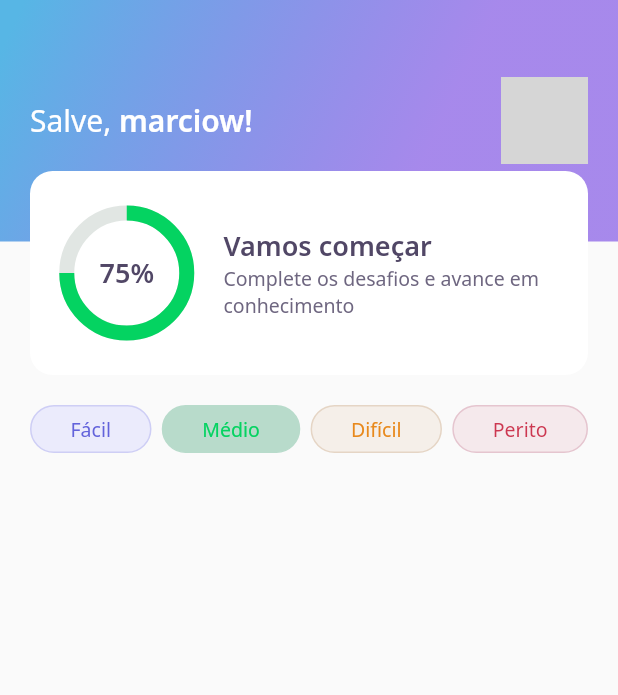
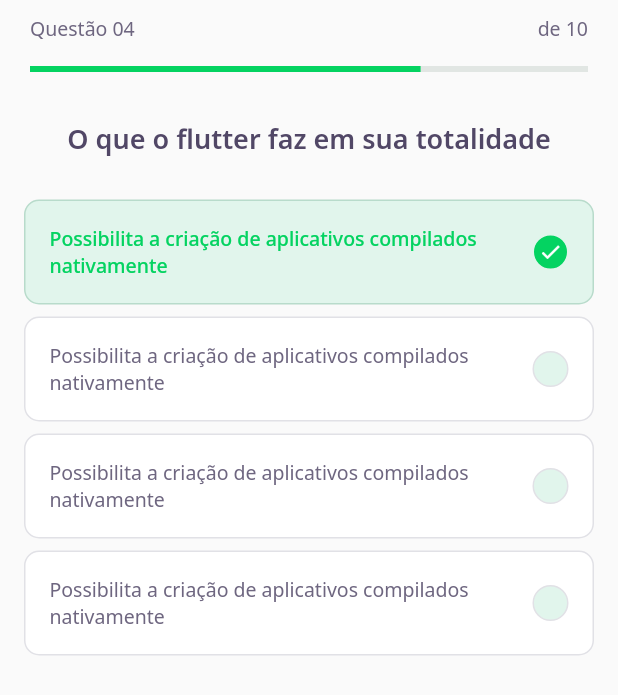
Before and after one commit to mrodriguesfilho/devquiz, a Flutter app: the screen it shows after launch, on a phone screen of 412 x 824 dp. Shown: the top 695 px of the screen. Run offline on Flutter 3.47's test engine with Material 2 defaults, Android fonts, the phone set to English and light mode, and no system bars; our stand-ins replace google_fonts; grey boxes are pictures that could not be loaded.

Commit message:
Day 2 done

```diff
--- /dev/null
+++ b/lib/challenge/challenge_page.dart
@@ -0,0 +1,26 @@
+import 'package:DevQuiz/challenge/widgets/question_indicator/question_indicator_widget.dart';
+import 'package:DevQuiz/challenge/widgets/quiz/quiz_widget.dart';
+import 'package:flutter/material.dart';
+
+class ChallengePage extends StatefulWidget {
+  ChallengePage({Key? key}) : super(key: key);
+
+  @override
+  _ChallengePageState createState() => _ChallengePageState();
+}
+
+class _ChallengePageState extends State<ChallengePage> {
+  @override
+  Widget build(BuildContext context) {
+    return Scaffold(
+      appBar: PreferredSize(
+        preferredSize: Size.fromHeight(80),
+        child: SafeArea(
+          top: true,
+          child: QuestionIndicatorWidget(),
+        ),
+      ),
+      body: QuizWidget(title: "O que o flutter faz em sua totalidade"),
+    );
+  }
+}
--- /dev/null
+++ b/lib/challenge/widgets/answer/answer_widget.dart
@@ -0,0 +1,80 @@
+import 'package:DevQuiz/core/app_colors.dart';
+import 'package:DevQuiz/core/app_text_styles.dart';
+import 'package:flutter/material.dart';
+
+class AnswerWidget extends StatelessWidget {
+  final String title;
+  final bool isRight;
+  final bool isSelected;
+
+  const AnswerWidget({
+    Key? key,
+    required this.title,
+    this.isRight = false,
+    this.isSelected = false,
+  }) : super(key: key);
+
+  Color get _selectedColorRight =>
+      isRight ? AppColors.darkGreen : AppColors.darkRed;
+
+  Color get _selectedBorderRight =>
+      isRight ? AppColors.lightGreen : AppColors.lightRed;
+
+  Color get _selectedColorCardRight =>
+      isRight ? AppColors.lightGreen : AppColors.lightRed;
+
+  Color get _selectedBorderCardRight =>
+      isRight ? AppColors.green : AppColors.red;
+
+  TextStyle get _selectedTextStyleRight =>
+      isRight ? AppTextStyles.bodyDarkGreen : AppTextStyles.bodyDarkRed;
+
+  IconData get _selectedIconRight => isRight ? Icons.check : Icons.close;
+
+  @override
+  Widget build(BuildContext context) {
+    return Padding(
+      padding: const EdgeInsets.symmetric(horizontal: 16, vertical: 4),
+      child: Container(
+        padding: const EdgeInsets.all(16),
+        decoration: BoxDecoration(
+            color: isSelected ? _selectedColorCardRight : AppColors.white,
+            borderRadius: BorderRadius.circular(10),
+            border: Border.fromBorderSide(BorderSide(
+                color:
+                    isSelected ? _selectedBorderCardRight : AppColors.border))),
+        child: Row(
+          mainAxisAlignment: MainAxisAlignment.spaceBetween,
+          children: [
+            Expanded(
+              child: Text(
+                title,
+                style:
+                    isSelected ? _selectedTextStyleRight : AppTextStyles.body,
+              ),
+            ),
+            Container(
+              width: 24,
+              height: 24,
+              decoration: BoxDecoration(
+                  color:
+                      isSelected ? _selectedColorRight : AppColors.lightGreen,
+                  borderRadius: BorderRadius.circular(500),
+                  border: Border.fromBorderSide(BorderSide(
+                      color: isSelected
+                          ? _selectedBorderRight
+                          : AppColors.border))),
+              child: isSelected
+                  ? Icon(
+                      _selectedIconRight,
+                      color: Colors.white,
+                      size: 16,
+                    )
+                  : null,
+            )
+          ],
+        ),
+      ),
+    );
+  }
+}
--- /dev/null
+++ b/lib/challenge/widgets/question_indicator/question_indicator_widget.dart
@@ -0,0 +1,34 @@
+import 'package:DevQuiz/core/app_text_styles.dart';
+import 'package:DevQuiz/shared/widgets/progress_indicator/progress_indicator_widget.dart';
+import 'package:flutter/material.dart';
+
+class QuestionIndicatorWidget extends StatelessWidget {
+  const QuestionIndicatorWidget({Key? key}) : super(key: key);
+
+  @override
+  Widget build(BuildContext context) {
+    return Container(
+      child: Padding(
+        padding: const EdgeInsets.symmetric(horizontal: 20, vertical: 10),
+        child: Column(
+          children: [
+            Row(
+              mainAxisAlignment: MainAxisAlignment.spaceBetween,
+              children: [
+                Text(
+                  "Questão 04",
+                  style: AppTextStyles.body,
+                ),
+                Text("de 10", style: AppTextStyles.body),
+              ],
+            ),
+            SizedBox(
+              height: 16,
+            ),
+            ProgressIndicatorWidget(value: 0.7)
+          ],
+        ),
+      ),
+    );
+  }
+}
--- /dev/null
+++ b/lib/challenge/widgets/quiz/quiz_widget.dart
@@ -0,0 +1,39 @@
+import 'package:DevQuiz/challenge/widgets/answer/answer_widget.dart';
+import 'package:DevQuiz/core/app_text_styles.dart';
+import 'package:flutter/material.dart';
+
+class QuizWidget extends StatelessWidget {
+  final String title;
+  const QuizWidget({Key? key, required this.title}) : super(key: key);
+
+  @override
+  Widget build(BuildContext context) {
+    return Container(
+      child: Column(
+        children: [
+          Text(
+            title,
+            style: AppTextStyles.heading,
+          ),
+          SizedBox(
+            height: 24,
+          ),
+          AnswerWidget(
+              isRight: true,
+              isSelected: true,
+              title:
+                  "Possibilita a criação de aplicativos compilados nativamente"),
+          AnswerWidget(
+              title:
+                  "Possibilita a criação de aplicativos compilados nativamente"),
+          AnswerWidget(
+              title:
+                  "Possibilita a criação de aplicativos compilados nativamente"),
+          AnswerWidget(
+              title:
+                  "Possibilita a criação de aplicativos compilados nativamente"),
+        ],
+      ),
+    );
+  }
+}
--- a/lib/core/app_widget.dart
+++ b/lib/core/app_widget.dart
@@ -1,3 +1,4 @@
+import 'package:DevQuiz/challenge/challenge_page.dart';
 import 'package:DevQuiz/home/home_page.dart';
 import 'package:flutter/material.dart';
 
@@ -6,7 +7,7 @@ class AppWidget extends StatelessWidget {
   Widget build(BuildContext context) {
     return MaterialApp(
       title: "DevQuiz",
-      home: HomePage(),
+      home: ChallengePage(),
     );
   }
 }
--- a/lib/home/home_page.dart
+++ b/lib/home/home_page.dart
@@ -1,5 +1,6 @@
 import 'package:DevQuiz/home/widgets/app_bar/app_bar_widget.dart';
 import 'package:DevQuiz/home/widgets/level_button/level_button_widget.dart';
+import 'package:DevQuiz/home/widgets/quiz_card/quiz_card_widget.dart';
 import 'package:flutter/material.dart';
 
 class HomePage extends StatefulWidget {
@@ -15,8 +16,13 @@ class _HomePageState extends State<HomePage> {
     return Scaffold(
         appBar: AppBarWidget(),
         body: Padding(
-          padding: const EdgeInsets.symmetric(horizontal: 20, vertical: 20),
-          child: Row(
+          padding: const EdgeInsets.symmetric(horizontal: 21),
+          child: Column(
+            children: [
+              SizedBox(
+                height: 12,
+              ),
+              Row(
                 mainAxisAlignment: MainAxisAlignment.spaceBetween,
                 children: [
                   LevelButtonWidget(
@@ -31,6 +37,24 @@ class _HomePageState extends State<HomePage> {
                   LevelButtonWidget(label: "Perito"),
                 ],
               ),
+              SizedBox(
+                height: 8,
+              ),
+              Expanded(
+                child: GridView.count(
+                  crossAxisSpacing: 0,
+                  mainAxisSpacing: 5,
+                  crossAxisCount: 2,
+                  children: [
+                    QuizCardWidget(),
+                    QuizCardWidget(),
+                    QuizCardWidget(),
+                    QuizCardWidget(),
+                  ],
+                ),
+              )
+            ],
+          ),
         ));
   }
 }
--- /dev/null
+++ b/lib/home/widgets/quiz_card/quiz_card_widget.dart
@@ -0,0 +1,51 @@
+import 'package:DevQuiz/core/app_colors.dart';
+import 'package:DevQuiz/core/app_images.dart';
+import 'package:DevQuiz/core/app_text_styles.dart';
+import 'package:DevQuiz/shared/widgets/progress_indicator/progress_indicator_widget.dart';
+import 'package:flutter/material.dart';
+
+class QuizCardWidget extends StatelessWidget {
+  const QuizCardWidget({Key? key}) : super(key: key);
+
+  @override
+  Widget build(BuildContext context) {
+    return Padding(
+      padding: const EdgeInsets.all(4),
+      child: Container(
+        decoration: BoxDecoration(
+          border: Border.fromBorderSide(BorderSide(color: AppColors.border)),
+          color: AppColors.white,
+          borderRadius: BorderRadius.circular(10),
+        ),
+        child: Padding(
+          padding: const EdgeInsets.all(8.0),
+          child: Column(
+            crossAxisAlignment: CrossAxisAlignment.start,
+            children: [
+              Container(
+                  height: 40, width: 40, child: Image.asset(AppImages.blocks)),
+              SizedBox(
+                height: 24,
+              ),
+              Text("Gerenciamento de Estado", style: AppTextStyles.heading15),
+              SizedBox(
+                height: 32,
+              ),
+              Row(
+                children: [
+                  Expanded(
+                      flex: 1,
+                      child: Text("3/10", style: AppTextStyles.body11)),
+                  Expanded(
+                    flex: 4,
+                    child: ProgressIndicatorWidget(value: 0.4),
+                  )
+                ],
+              )
+            ],
+          ),
+        ),
+      ),
+    );
+  }
+}
--- /dev/null
+++ b/lib/shared/widgets/progress_indicator/progress_indicator_widget.dart
@@ -0,0 +1,17 @@
+import 'package:DevQuiz/core/app_colors.dart';
+import 'package:flutter/material.dart';
+
+class ProgressIndicatorWidget extends StatelessWidget {
+  final double value;
+  const ProgressIndicatorWidget({Key? key, required this.value})
+      : super(key: key);
+
+  @override
+  Widget build(BuildContext context) {
+    return LinearProgressIndicator(
+      value: value,
+      backgroundColor: AppColors.chartSecondary,
+      valueColor: AlwaysStoppedAnimation<Color>(AppColors.chartPrimary),
+    );
+  }
+}
```
Lines whose indentation alone changed are shown as unchanged.
